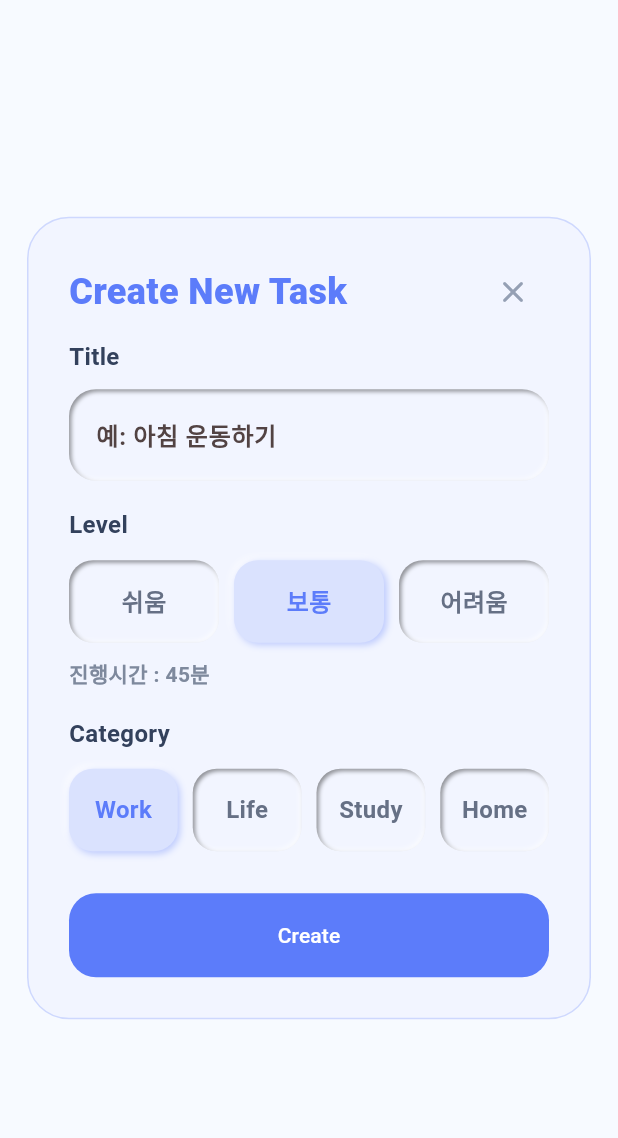
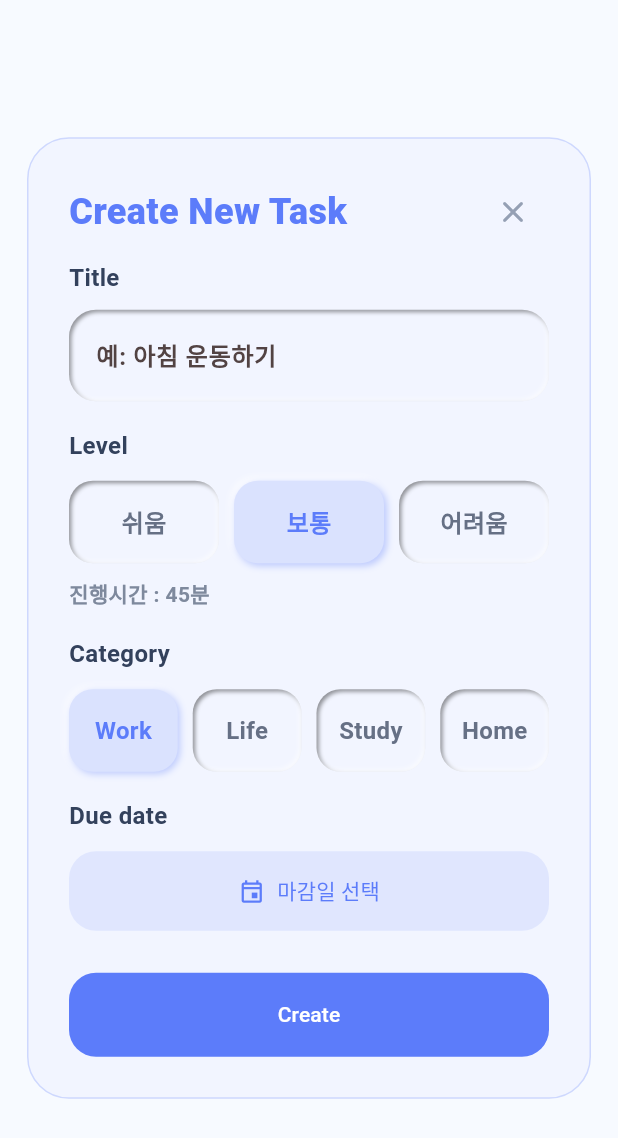
Before and after one commit to qoranreh/start_on, a Flutter app: the AddQuestDialog widget shown alone on an empty page, opened directly, on a phone screen of 412 x 824 dp. Shown: the top 1138 px of the screen. Run offline on Flutter 3.47's test engine with Material 3 defaults, Android fonts, the phone set to English and light mode, and no system bars; our stand-ins replace circular_countdown_timer, flutter_neumorphic_plus, image_picker, permission_handler, shared_preferences; missing offline and left inert: flutter_background_service, google_mlkit_text_recognition; accounts and stored records are empty; Roboto replaces fonts that are missing (Pretendard); statements that could not run were skipped.

Commit message:
퀘스트 마감일(due date) 기능 추가

```diff
--- a/lib/dialogs/add_quest_dialog.dart
+++ b/lib/dialogs/add_quest_dialog.dart
@@ -26,6 +26,7 @@ class _AddQuestDialogState extends State<AddQuestDialog> {
 
   String _difficulty = '보통';
   String _category = 'work';
+  DateTime? _dueDate;
 
   @override
   void initState() {
@@ -35,6 +36,7 @@ class _AddQuestDialogState extends State<AddQuestDialog> {
       _controller.text = initialQuest.title;
       _difficulty = initialQuest.difficulty;
       _category = normalizeQuestCategory(initialQuest.category);
+      _dueDate = normalizeQuestDueDate(initialQuest.dueDate);
       return;
     }
 
@@ -202,6 +204,46 @@ class _AddQuestDialogState extends State<AddQuestDialog> {
                 labelBuilder: questCategoryLabel,
                 onSelected: (value) => setState(() => _category = value),
               ),
+              const SizedBox(height: 18),
+              const Text(
+                'Due date',
+                style: TextStyle(
+                  fontSize: 16,
+                  fontWeight: FontWeight.w700,
+                  color: Color(0xFF33415C),
+                ),
+              ),
+              const SizedBox(height: 12),
+              Row(
+                children: [
+                  Expanded(
+                    child: FilledButton.tonalIcon(
+                      onPressed: _pickDueDate,
+                      style: FilledButton.styleFrom(
+                        backgroundColor: raisedFill,
+                        foregroundColor: categoryStyle.accentColor,
+                        padding: const EdgeInsets.symmetric(vertical: 16),
+                        shape: RoundedRectangleBorder(
+                          borderRadius: BorderRadius.circular(18),
+                        ),
+                      ),
+                      icon: const Icon(Icons.event_outlined),
+                      label: Text(
+                        _dueDate == null
+                            ? '마감일 선택'
+                            : formatQuestDueDate(_dueDate!),
+                      ),
+                    ),
+                  ),
+                  if (_dueDate != null) ...[
+                    const SizedBox(width: 10),
+                    TextButton(
+                      onPressed: () => setState(() => _dueDate = null),
+                      child: const Text('지우기'),
+                    ),
+                  ],
+                ],
+              ),
               const SizedBox(height: 28),
               SizedBox(
                 width: double.infinity,
@@ -245,6 +287,7 @@ class _AddQuestDialogState extends State<AddQuestDialog> {
                 elapsedSeconds: 0,
                 defaultDurationSeconds:
                     defaultQuestDurationSecondsForDifficulty(_difficulty),
+                dueDate: _dueDate,
               ))
           .copyWith(
             title: name,
@@ -255,8 +298,27 @@ class _AddQuestDialogState extends State<AddQuestDialog> {
             defaultDurationSeconds: defaultQuestDurationSecondsForDifficulty(
               _difficulty,
             ),
+            dueDate: _dueDate,
           ),
     );
+  }
+
+  Future<void> _pickDueDate() async {
+    final now = DateTime.now();
+    final picked = await showDatePicker(
+      context: context,
+      initialDate: _dueDate ?? now,
+      firstDate: DateTime(2020),
+      lastDate: DateTime(2100),
+      helpText: '마감일 선택',
+      cancelText: '취소',
+      confirmText: '확인',
+    );
+    if (!mounted || picked == null) {
+      return;
+    }
+
+    setState(() => _dueDate = normalizeQuestDueDate(picked));
   }
 
   String _formatMinutesLabel(int seconds) {
```
Also changed, not shown: lib/models/quest_item.dart (+29 -0 lines), lib/pages/home/home_quest_card.dart (+8 -0 lines), lib/pages/quest_timer/quest_timer_summary.dart (+7 -0 lines).
